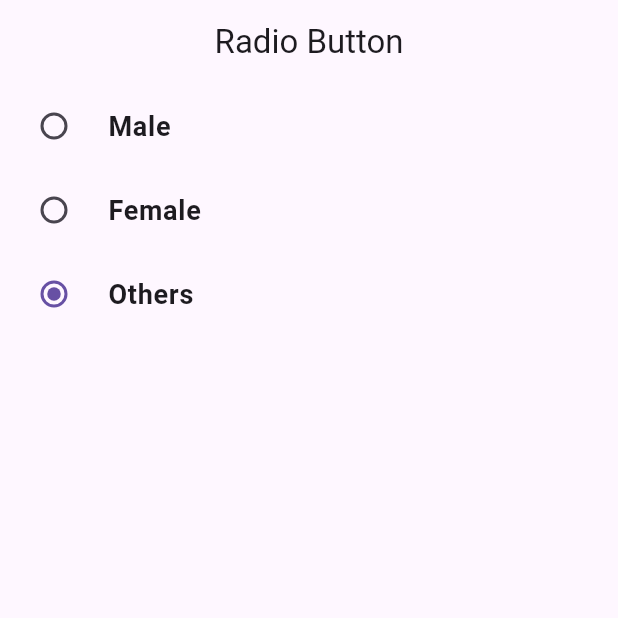
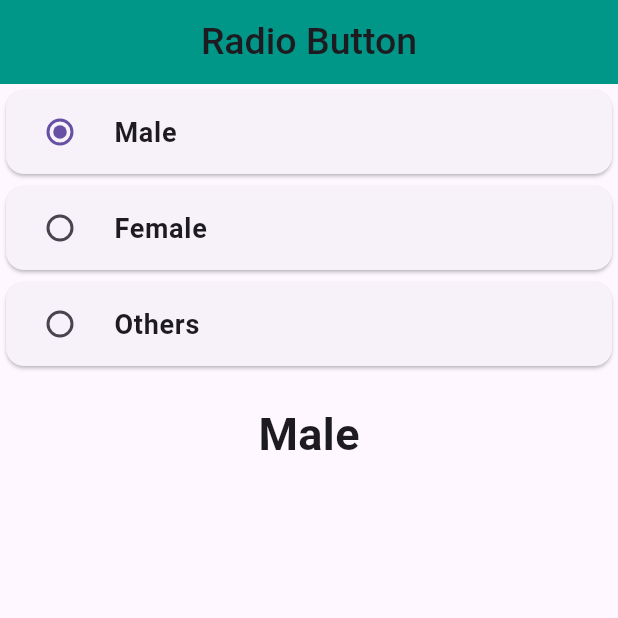
Before and after one commit to Ameer-Anas99/RadioButton, a Flutter app: the screen it shows after launch, after a tap on "Male", on a phone screen of 412 x 824 dp, the top half of it. Run offline on Flutter 3.47's test engine with Material 3 defaults, Android fonts, the phone set to English and light mode, and no system bars.

Commit message:
Radiobutton function converting provider

```diff
--- /dev/null
+++ b/lib/controller/provider.dart
@@ -0,0 +1,12 @@
+import 'package:flutter/material.dart';
+
+class RadioButton extends ChangeNotifier {
+  String _selectvalue = "others";
+  TextEditingController textcontroller = TextEditingController();
+  String get selectvalue => _selectvalue;
+
+  void valuechanged(val) {
+    _selectvalue = val;
+    notifyListeners();
+  }
+}
--- a/lib/main.dart
+++ b/lib/main.dart
@@ -1,4 +1,6 @@
 import 'package:flutter/material.dart';
+import 'package:provider/provider.dart';
+import 'package:radiobutton_provider/controller/provider.dart';
 import 'package:radiobutton_provider/view/home.dart';
 
 void main() {
@@ -10,9 +12,16 @@ class MyApp extends StatelessWidget {
 
   @override
   Widget build(BuildContext context) {
-    return const MaterialApp(
-      debugShowCheckedModeBanner: false,
-      home: HomePage(),
+    return MultiProvider(
+      providers: [
+        ChangeNotifierProvider(
+          create: (context) => RadioButton(),
+        )
+      ],
+      child: const MaterialApp(
+        debugShowCheckedModeBanner: false,
+        home: HomePage(),
+      ),
     );
   }
 }
--- a/lib/view/home.dart
+++ b/lib/view/home.dart
@@ -1,4 +1,6 @@
 import 'package:flutter/material.dart';
+import 'package:provider/provider.dart';
+import 'package:radiobutton_provider/controller/provider.dart';
 
 class HomePage extends StatelessWidget {
   const HomePage({super.key});
@@ -7,38 +9,64 @@ class HomePage extends StatelessWidget {
   Widget build(BuildContext context) {
     return Scaffold(
       appBar: AppBar(
-        title: Center(child: const Text("Radio Button")),
+        backgroundColor: Colors.teal,
+        title: const Center(
+            child: Text(
+          "Radio Button",
+          style: TextStyle(fontWeight: FontWeight.w500, fontSize: 25),
+        )),
       ),
-      body: Column(
+      body: Consumer<RadioButton>(
+        builder: (context, pro, child) => Column(
           children: [
-          RadioListTile(
+            Card(
+              child: RadioListTile(
                 title: const Text(
                   "Male",
                   style: TextStyle(fontSize: 18, fontWeight: FontWeight.bold),
                 ),
                 value: "Male",
-            groupValue: "others",
-            onChanged: (value) {},
+                groupValue: pro.selectvalue,
+                onChanged: (selectvalue) {
+                  pro.valuechanged(selectvalue.toString());
+                },
               ),
-          RadioListTile(
+            ),
+            Card(
+              child: RadioListTile(
                 title: const Text(
                   "Female",
                   style: TextStyle(fontSize: 18, fontWeight: FontWeight.bold),
                 ),
                 value: "Female",
-            groupValue: "others",
-            onChanged: (value) {},
+                groupValue: pro.selectvalue,
+                onChanged: (selectvalue) {
+                  pro.valuechanged(selectvalue.toString());
+                },
               ),
-          RadioListTile(
+            ),
+            Card(
+              child: RadioListTile(
                 title: const Text(
                   "Others",
                   style: TextStyle(fontSize: 18, fontWeight: FontWeight.bold),
                 ),
                 value: "others",
-            groupValue: "others",
-            onChanged: (value) {},
+                groupValue: pro.selectvalue,
+                onChanged: (selectvalue) {
+                  pro.valuechanged(selectvalue.toString());
+                },
+              ),
+            ),
+            const SizedBox(
+              height: 20,
+            ),
+            Text(
+              pro.selectvalue,
+              style: const TextStyle(fontSize: 30, fontWeight: FontWeight.bold),
             )
           ],
+        ),
       ),
     );
   }
--- a/pubspec.yaml
+++ b/pubspec.yaml
@@ -35,6 +35,7 @@ dependencies:
   # The following adds the Cupertino Icons font to your application.
   # Use with the CupertinoIcons class for iOS style icons.
   cupertino_icons: ^1.0.2
+  provider: ^6.1.1
 
 dev_dependencies:
   flutter_test:
```
Also changed, not shown: pubspec.lock. Lines whose indentation alone changed are shown as unchanged.
